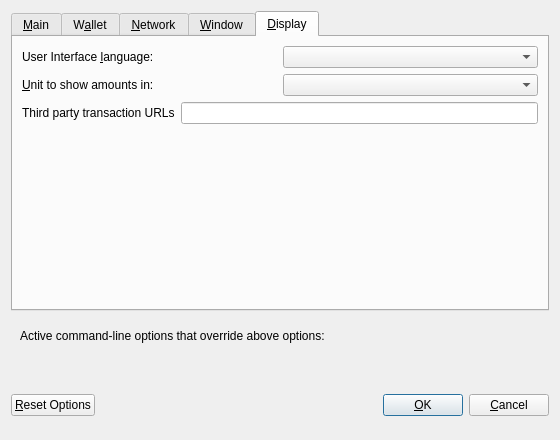
Qt form src/qt/forms/optionsdialog.ui (bitnet-io/bitnet-core) before a commit.
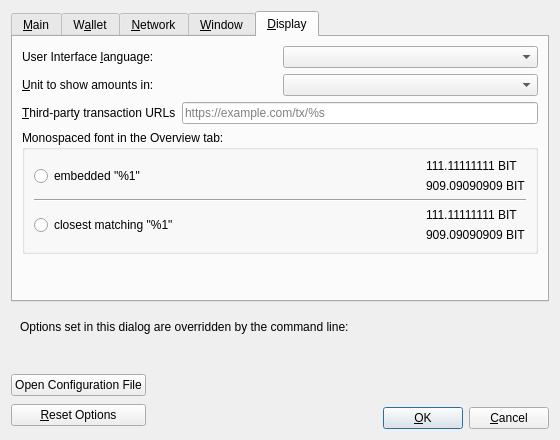
The same form after that commit. The open tabs and pages were chosen to show the change. Custom widgets are drawn as their Qt base class.

Commit message: push for sha256 instead of scrypt (now with more segwit)

```diff
--- a/src/qt/forms/optionsdialog.ui
+++ b/src/qt/forms/optionsdialog.ui
@@ -610,7 +610,7 @@
             <string>Third party URLs (e.g. a block explorer) that appear in the transactions tab as context menu items. %s in the URL is replaced by transaction hash. Multiple URLs are separated by vertical bar |.</string>
            </property>
            <property name="text">
-            <string>Third party transaction URLs</string>
+            <string>&amp;Third-party transaction URLs</string>
            </property>
            <property name="buddy">
             <cstring>thirdPartyTxUrls</cstring>
@@ -620,12 +620,115 @@
          <item>
           <widget class="QLineEdit" name="thirdPartyTxUrls">
            <property name="toolTip">
-            <string>Third party URLs (e.g. a block explorer) that appear in the transactions tab as context menu items. %s in the URL is replaced by transaction hash. Multiple URLs are separated by vertical bar |.</string>
+            <string>Third-party URLs (e.g. a block explorer) that appear in the transactions tab as context menu items. %s in the URL is replaced by transaction hash. Multiple URLs are separated by vertical bar |.</string>
+           </property>
+           <property name="placeholderText">
+            <string notr="true">https://example.com/tx/%s</string>
            </property>
           </widget>
          </item>
         </layout>
        </item>
+       <item>
+        <widget class="QGroupBox" name="font_groupBox">
+         <property name="title">
+          <string>Monospaced font in the Overview tab:</string>
+         </property>
+         <layout class="QVBoxLayout" name="font_verticalLayout">
+          <item>
+           <layout class="QHBoxLayout" name="embeddedFont_horizontalLayout">
+            <item>
+             <widget class="QRadioButton" name="embeddedFont_radioButton">
+              <property name="text">
+               <string>embedded &quot;%1&quot;</string>
+              </property>
+             </widget>
+            </item>
+            <item>
+             <spacer name="embeddedFont_horizontalSpacer">
+              <property name="orientation">
+               <enum>Qt::Horizontal</enum>
+              </property>
+              <property name="sizeHint" stdset="0">
+               <size>
+                <width>40</width>
+                <height>20</height>
+               </size>
+              </property>
+             </spacer>
+            </item>
+            <item>
+             <layout class="QVBoxLayout" name="embeddedFont_verticalLayout">
+              <item>
+               <widget class="QLabel" name="embeddedFont_label_1">
+                <property name="text">
+                 <string notr="true">111.11111111 BIT</string>
+                </property>
+               </widget>
+              </item>
+              <item>
+               <widget class="QLabel" name="embeddedFont_label_9">
+                <property name="text">
+                 <string notr="true">909.09090909 BIT</string>
+                </property>
+               </widget>
+              </item>
+             </layout>
+            </item>
+           </layout>
+          </item>
+          <item>
+           <widget class="Line" name="font_line">
+            <property name="orientation">
+             <enum>Qt::Horizontal</enum>
+            </property>
+           </widget>
+          </item>
+          <item>
+           <layout class="QHBoxLayout" name="systemFont_horizontalLayout">
+            <item>
+             <widget class="QRadioButton" name="systemFont_radioButton">
+              <property name="text">
+               <string>closest matching &quot;%1&quot;</string>
+              </property>
+             </widget>
+            </item>
+            <item>
+             <spacer name="systemFont_horizontalSpacer">
+              <property name="orientation">
+               <enum>Qt::Horizontal</enum>
+              </property>
+              <property name="sizeHint" stdset="0">
+               <size>
+                <width>40</width>
+                <height>20</height>
+               </size>
+              </property>
+             </spacer>
+            </item>
+            <item>
+             <layout class="QVBoxLayout" name="systemFont_verticalLayout">
+              <item>
+               <widget class="QLabel" name="systemFont_label_1">
+                <property name="text">
+                 <string notr="true">111.11111111 BIT</string>
+                </property>
+               </widget>
+              </item>
+              <item>
+               <widget class="QLabel" name="systemFont_label_9">
+                <property name="text">
+                 <string notr="true">909.09090909 BIT</string>
+                </property>
+               </widget>
+              </item>
+             </layout>
+            </item>
+           </layout>
+          </item>
+         </layout>
+        </widget>
+       </item>
        <item>
         <spacer name="verticalSpacer_Display">
          <property name="orientation">
@@ -651,7 +754,7 @@
         <item>
          <widget class="QLabel" name="overriddenByCommandLineInfoLabel">
           <property name="text">
-           <string>Active command-line options that override above options:</string>
+           <string>Options set in this dialog are overridden by the command line:</string>
           </property>
           <property name="textFormat">
            <enum>Qt::PlainText</enum>
@@ -692,17 +795,34 @@
    <item>
     <layout class="QHBoxLayout" name="horizontalLayout_Buttons">
      <item>
-      <widget class="QPushButton" name="resetButton">
-       <property name="toolTip">
-        <string>Reset all client options to default.</string>
-       </property>
-       <property name="text">
-        <string>&amp;Reset Options</string>
-       </property>
-       <property name="autoDefault">
-        <bool>false</bool>
-       </property>
-      </widget>
+      <layout class="QVBoxLayout" name="verticalLayout_Buttons">
+       <item>
+        <widget class="QPushButton" name="openBitnetConfButton">
+         <property name="toolTip">
+          <string>Open the %1 configuration file from the working directory.</string>
+         </property>
+         <property name="text">
+          <string>Open Configuration File</string>
+         </property>
+         <property name="autoDefault">
+          <bool>false</bool>
+         </property>
+        </widget>
+       </item>
+       <item>
+        <widget class="QPushButton" name="resetButton">
+         <property name="toolTip">
+          <string>Reset all client options to default.</string>
+         </property>
+         <property name="text">
+          <string>&amp;Reset Options</string>
+         </property>
+         <property name="autoDefault">
+          <bool>false</bool>
+         </property>
+        </widget>
+       </item>
+      </layout>
      </item>
      <item>
       <spacer name="horizontalSpacer_1">
@@ -756,27 +876,48 @@
       </spacer>
      </item>
      <item>
-      <widget class="QPushButton" name="okButton">
-       <property name="text">
-        <string>&amp;OK</string>
-       </property>
-       <property name="autoDefault">
-        <bool>false</bool>
-       </property>
-       <property name="default">
-        <bool>true</bool>
-       </property>
-      </widget>
-     </item>
-     <item>
-      <widget class="QPushButton" name="cancelButton">
-       <property name="text">
-        <string>&amp;Cancel</string>
-       </property>
-       <property name="autoDefault">
-        <bool>false</bool>
-       </property>
-      </widget>
+      <layout class="QVBoxLayout" name="verticalLayout_4">
+       <item>
+        <spacer name="verticalSpacer">
+         <property name="orientation">
+          <enum>Qt::Vertical</enum>
+         </property>
+         <property name="sizeHint" stdset="0">
+          <size>
+           <width>20</width>
+           <height>40</height>
+          </size>
+         </property>
+        </spacer>
+       </item>
+       <item>
+        <layout class="QHBoxLayout" name="horizontalLayout">
+         <item>
+          <widget class="QPushButton" name="okButton">
+           <property name="text">
+            <string>&amp;OK</string>
+           </property>
+           <property name="autoDefault">
+            <bool>false</bool>
+           </property>
+           <property name="default">
+            <bool>true</bool>
+           </property>
+          </widget>
+         </item>
+         <item>
+          <widget class="QPushButton" name="cancelButton">
+           <property name="text">
+            <string>&amp;Cancel</string>
+           </property>
+           <property name="autoDefault">
+            <bool>false</bool>
+           </property>
+          </widget>
+         </item>
+        </layout>
+       </item>
+      </layout>
      </item>
     </layout>
    </item>
```
Left out of the diff: 178 changed lines with no effect on the pictures. The commit also changes 4762 other files.
